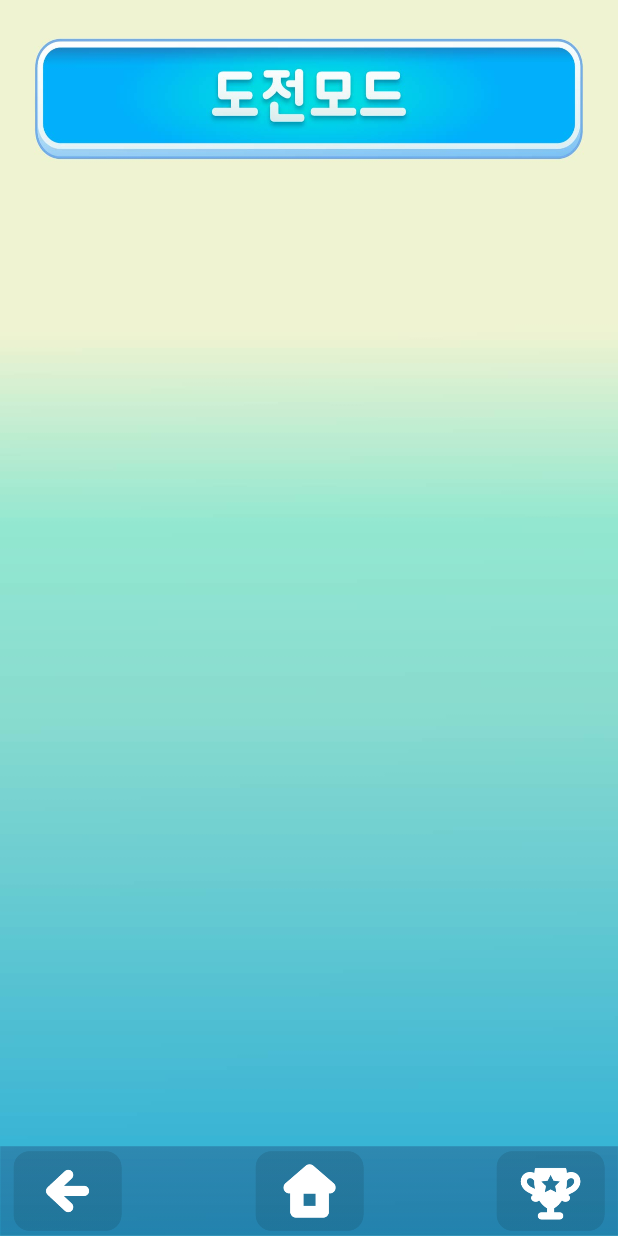
After one commit to pillkyu/2023_Mobile_programming_project, an Android app: the ChallengeModeScreen screen opened directly, with no data from a screen before it, on a phone screen of 412 x 824 dp. The commit adds this screen. Run offline under Robolectric (Android 15) with nearby library versions, the phone set to English and light mode, and no system bars.

Commit message:
홈화면 버튼구현 및 도전모드구현

```diff
--- a/app/src/main/AndroidManifest.xml
+++ b/app/src/main/AndroidManifest.xml
@@ -21,6 +21,7 @@
                 <category android:name="android.intent.category.LAUNCHER" />
             </intent-filter>
         </activity>
+        <activity android:name=".ChallengeModeScreen" />
     </application>
 
 </manifest>
--- /dev/null
+++ b/app/src/main/java/com/example/slidepuzzle/ChallengeModeScreen.java
@@ -0,0 +1,13 @@
+package com.example.slidepuzzle;
+
+import android.os.Bundle;
+
+import androidx.appcompat.app.AppCompatActivity;
+
+public class ChallengeModeScreen extends AppCompatActivity {
+    @Override
+    public void onCreate(Bundle savedInstanceState) {
+        super.onCreate(savedInstanceState);
+        setContentView(R.layout.activity_challenge_mode_screen);
+    }
+}
--- /dev/null
+++ b/app/src/main/res/drawable/btn_back_selector.xml
@@ -0,0 +1,5 @@
+<?xml version="1.0" encoding="utf-8"?>
+<selector xmlns:android="http://schemas.android.com/apk/res/android">
+    <item android:drawable="@drawable/btn_back_pressed" android:state_pressed="true" /> <!-- 눌렸을 때 이미지 -->
+    <item android:drawable="@drawable/btn_back_default" /> <!-- 기본 상태 이미지 -->
+</selector>
--- /dev/null
+++ b/app/src/main/res/drawable/btn_home_selector.xml
@@ -0,0 +1,5 @@
+<?xml version="1.0" encoding="utf-8"?>
+<selector xmlns:android="http://schemas.android.com/apk/res/android">
+    <item android:drawable="@drawable/btn_home_pressed" android:state_pressed="true" /> <!-- 눌렸을 때 이미지 -->
+    <item android:drawable="@drawable/btn_home_default" /> <!-- 기본 상태 이미지 -->
+</selector>
--- /dev/null
+++ b/app/src/main/res/drawable/btn_ranking_selector.xml
@@ -0,0 +1,5 @@
+<?xml version="1.0" encoding="utf-8"?>
+<selector xmlns:android="http://schemas.android.com/apk/res/android">
+    <item android:drawable="@drawable/btn_ranking_pressed" android:state_pressed="true" /> <!-- 눌렸을 때 이미지 -->
+    <item android:drawable="@drawable/btn_ranking_default" /> <!-- 기본 상태 이미지 -->
+</selector>
--- /dev/null
+++ b/app/src/main/res/layout/activity_challenge_mode_screen.xml
@@ -0,0 +1,64 @@
+<?xml version="1.0" encoding="utf-8"?>
+<RelativeLayout xmlns:android="http://schemas.android.com/apk/res/android"
+    xmlns:app="http://schemas.android.com/apk/res-auto"
+    xmlns:tools="http://schemas.android.com/tools"
+    android:layout_width="match_parent"
+    android:layout_height="match_parent"
+    android:background="@drawable/bg_imgselect_challenge">
+
+    <androidx.constraintlayout.widget.ConstraintLayout xmlns:android="http://schemas.android.com/apk/res/android"
+        android:layout_width="match_parent"
+        android:layout_height="60dp"
+        android:layout_alignParentBottom="true"
+        android:gravity="center"
+        android:background="@drawable/bg_bottom_bar1">
+
+        <!-- 세 개의 버튼 -->
+
+        <ImageButton
+            android:id="@+id/back_button"
+            android:contentDescription="Back Button"
+            android:layout_width="90dp"
+            android:layout_height="53dp"
+            app:layout_constraintStart_toStartOf="parent"
+            app:layout_constraintTop_toTopOf="parent"
+            app:layout_constraintBottom_toBottomOf="parent"
+            android:background="@null"
+            android:padding="0dp"
+            android:scaleType="fitCenter"
+            android:text=""
+            app:srcCompat="@drawable/btn_back_selector" />
+
+        <ImageButton
+            android:id="@+id/home_button"
+            android:contentDescription="Home Button"
+            android:layout_width="90dp"
+            android:layout_height="53dp"
+            app:layout_constraintStart_toEndOf="@id/back_button"
+            app:layout_constraintEnd_toStartOf="@id/ranking_button"
+            app:layout_constraintTop_toTopOf="parent"
+            app:layout_constraintBottom_toBottomOf="parent"
+            android:text=""
+            android:scaleType="fitCenter"
+            android:padding="0dp"
+            android:background="@null"
+            app:srcCompat="@drawable/btn_home_selector"/>
+
+        <ImageButton
+            android:id="@+id/ranking_button"
+            android:contentDescription="Ranking Button"
+            android:layout_width="90dp"
+            android:layout_height="53dp"
+            app:layout_constraintEnd_toEndOf="parent"
+            app:layout_constraintTop_toTopOf="parent"
+            app:layout_constraintBottom_toBottomOf="parent"
+            android:text=""
+            android:scaleType="fitCenter"
+            android:padding="0dp"
+            android:background="@null"
+            app:srcCompat="@drawable/btn_ranking_selector"/>
+
+    </androidx.constraintlayout.widget.ConstraintLayout>
+
+
+</RelativeLayout>
--- a/app/src/main/res/layout/activity_start_screen.xml
+++ b/app/src/main/res/layout/activity_start_screen.xml
@@ -5,11 +5,11 @@
     android:layout_height="match_parent"
     android:gravity="center"
     android:background="@drawable/bg_start"
-    android:orientation="vertical"
-    tools:context=".StartScreen">
+    android:orientation="vertical">
 
     <ImageButton
         android:id="@+id/btn_challengeMode"
+        android:contentDescription="Challenge Mode Start button"
         android:layout_width="350dp"
         android:layout_height="150dp"
         android:layout_marginTop="300dp"
@@ -20,6 +20,7 @@
 
     <ImageButton
         android:id="@+id/btn_freeMode"
+        android:contentDescription="Free Mode Start button"
         android:layout_width="350dp"
         android:layout_height="150dp"
         android:scaleType="fitCenter"
--- a/app/src/main/res/values/colors.xml
+++ b/app/src/main/res/values/colors.xml
@@ -2,4 +2,5 @@
 <resources>
     <color name="black">#FF000000</color>
     <color name="white">#FFFFFFFF</color>
+    <color name="transparent">#00000000</color>
 </resources>
```
Also changed, not shown: app/src/main/java/com/example/slidepuzzle/StartScreen.java (+12 -1 lines), app/src/main/res/menu/navigation.xml (added, +15 -0 lines), app/src/main/res/values/dimens.xml (added, +7 -0 lines), app/src/main/res/values/styles.xml (added, +9 -0 lines).
